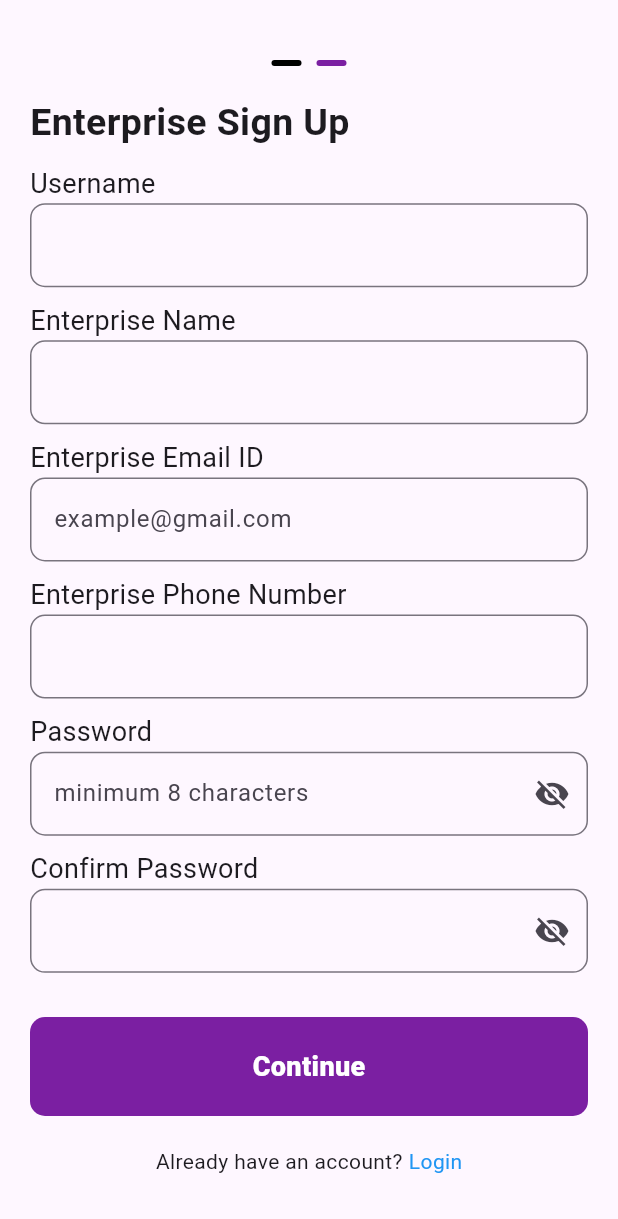
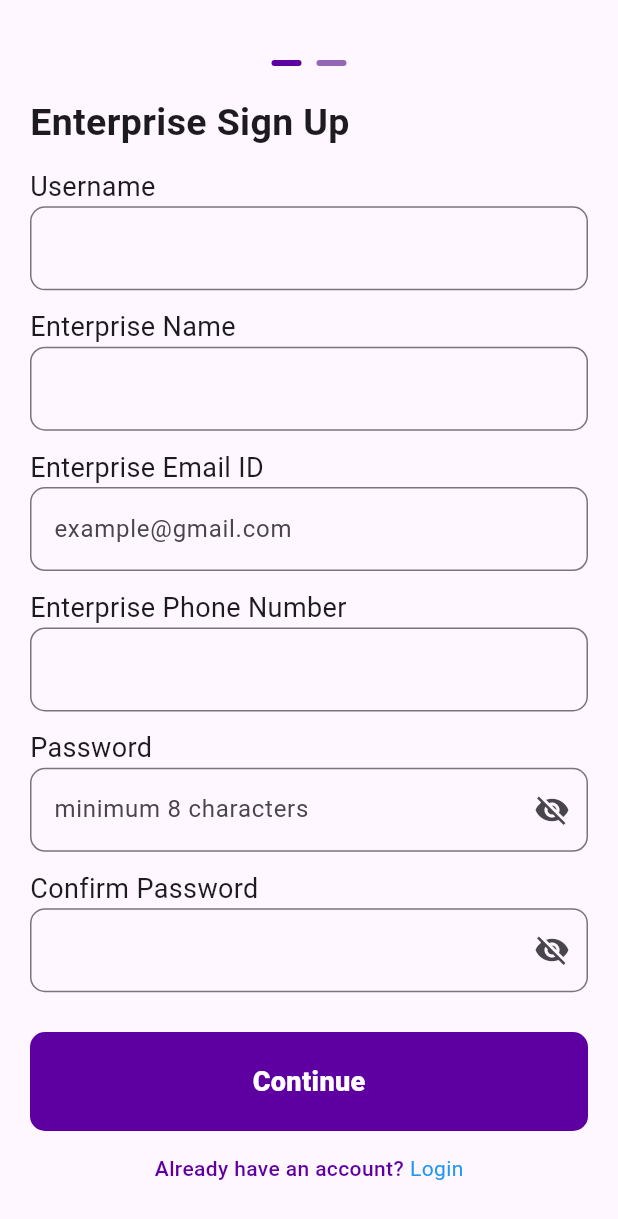
Before and after one commit to ArulRosario93/aqardy, a Flutter app: the screen it shows after launch, on a phone screen of 412 x 824 dp. Shown: the top 1219 px of the screen. Run offline on Flutter 3.47's test engine with Material 3 defaults, Android fonts, the phone set to English and light mode, and no system bars.

Commit message:
refactor: Improve LabelWithInput widget styling and add form validation

```diff
--- a/lib/Pages/SignUp/signup.dart
+++ b/lib/Pages/SignUp/signup.dart
@@ -1,5 +1,3 @@
-import 'dart:math';
-
 import 'package:aqardy/utils/label_with_input.dart';
 import 'package:aqardy/utils/label_with_password.dart';
 import 'package:flutter/material.dart';
@@ -84,25 +82,41 @@ class _SignUpPageState extends State<SignUpPage> {
       setState(() {
         numberPassword = true;
       });
+    } else {
+      setState(() {
+        numberPassword = false;
+      });
     }
 
     if (passwordController.text.contains(RegExp(r'[A-Z]'))) {
       setState(() {
         upperCasePassowrd = true;
       });
+    } else {
+      upperCasePassowrd = false;
     }
 
     if (passwordController.text.contains(RegExp(r'[a-z]'))) {
       setState(() {
         lowerCasePassword = true;
       });
+    } else {
+      lowerCasePassword = false;
     }
 
     if (passwordController.text.contains(RegExp(r'[!@#$%^&*(),.?":{}|<>]'))) {
       setState(() {
         symbolPassword = true;
       });
+
+      return;
+    } else {
+      symbolPassword = false;
     }
+
+    // setState(() {
+    //   changed = false;
+    // });
   }
 
   handleLoginPin() {
@@ -514,8 +528,8 @@ class _SignUpPageState extends State<SignUpPage> {
                         width: 20,
                         decoration: BoxDecoration(
                           color: currentPage == 0
-                              ? Colors.black
-                              : Colors.purple[700],
+                              ? const Color.fromARGB(255, 94, 0, 161)
+                              : const Color.fromARGB(150, 76, 0, 130),
                           borderRadius: BorderRadius.circular(10),
                         ),
                       ),
@@ -527,8 +541,8 @@ class _SignUpPageState extends State<SignUpPage> {
                         width: 20,
                         decoration: BoxDecoration(
                           color: currentPage == 1
-                              ? Colors.black
-                              : Colors.purple[700],
+                              ? const Color.fromARGB(255, 94, 0, 161)
+                              : const Color.fromARGB(150, 76, 0, 130),
                           borderRadius: BorderRadius.circular(10),
                         ),
                       ),
@@ -541,8 +555,8 @@ class _SignUpPageState extends State<SignUpPage> {
                               width: 20,
                               decoration: BoxDecoration(
                                 color: currentPage == 2
-                                    ? Colors.black
-                                    : Colors.purple[700],
+                                    ? const Color.fromARGB(255, 94, 0, 161)
+                                    : const Color.fromARGB(150, 76, 0, 130),
                                 borderRadius: BorderRadius.circular(10),
                               ),
                             ),
@@ -575,15 +589,15 @@ class _SignUpPageState extends State<SignUpPage> {
                     ),
                   ),
                 ),
-                Padding(padding: EdgeInsets.only(top: 20)),
+                const Padding(padding: EdgeInsets.only(top: 15)),
                 GestureDetector(
                   onTap: handlechangePage,
                   child: Container(
-                    margin: const EdgeInsets.only(bottom: 20),
+                    margin: const EdgeInsets.only(bottom: 15),
                     padding: const EdgeInsets.all(20),
                     alignment: Alignment.center,
                     decoration: BoxDecoration(
-                        color: Colors.purple[700],
+                        color: const Color.fromARGB(255, 94, 0, 161),
                         borderRadius: BorderRadius.circular(10)),
                     child: Text(
                       currentPage == 0
@@ -603,7 +617,12 @@ class _SignUpPageState extends State<SignUpPage> {
                 const Row(
                   mainAxisAlignment: MainAxisAlignment.center,
                   children: [
-                    Text("Already have an account?"),
+                    Text(
+                      "Already have an account?",
+                      style: TextStyle(
+                          color: Color.fromARGB(255, 94, 0, 161),
+                          fontWeight: FontWeight.w500),
+                    ),
                     SizedBox(width: 4),
                     Text(
                       "Login",
@@ -611,7 +630,7 @@ class _SignUpPageState extends State<SignUpPage> {
                     )
                   ],
                 ),
-                const Padding(padding: EdgeInsets.only(top: 20)),
+                const Padding(padding: EdgeInsets.only(top: 15)),
               ],
             ),
           ),
--- a/lib/utils/label_with_input.dart
+++ b/lib/utils/label_with_input.dart
@@ -23,8 +23,12 @@ class LabelWithInput extends StatelessWidget {
     return Column(
       crossAxisAlignment: CrossAxisAlignment.start,
       children: [
-        Text(label, style: const TextStyle(fontSize: 18)),
-        TextField(
+        Text(label, style: const TextStyle(fontSize: 18,)),
+        Container(
+          // height: 60,
+          // width: double.infinity,
+          // alignment: Alignment.center,
+          child: TextField(
             controller: controller,
             decoration: InputDecoration(
               hintText: hintText,
@@ -35,6 +39,7 @@ class LabelWithInput extends StatelessWidget {
                   borderSide: const BorderSide(color: Colors.grey, width: .2)),
             ),
             obscureText: obscureText,
+          ),
         ),
         controller.text.isNotEmpty
             ? showReq
@@ -47,8 +52,8 @@ class LabelWithInput extends StatelessWidget {
                             mainAxisAlignment: MainAxisAlignment.center,
                             children: [
                               Container(
-                                margin: const EdgeInsets.only(top: 8),
-                                height: 8,
+                                margin: const EdgeInsets.only(top: 5),
+                                height: 5,
                                 color: const Color.fromARGB(255, 56, 255, 159),
                               ),
                               const FittedBox(
@@ -66,8 +71,8 @@ class LabelWithInput extends StatelessWidget {
                             mainAxisAlignment: MainAxisAlignment.center,
                             children: [
                               Container(
-                                margin: const EdgeInsets.only(top: 8),
-                                height: 8,
+                                margin: const EdgeInsets.only(top: 5),
+                                height: 5,
                                 color: const Color.fromARGB(255, 56, 255, 159),
                               ),
                               const FittedBox(
@@ -85,9 +90,9 @@ class LabelWithInput extends StatelessWidget {
                             mainAxisAlignment: MainAxisAlignment.center,
                             children: [
                               Container(
-                                margin: const EdgeInsets.only(top: 8),
+                                margin: const EdgeInsets.only(top: 5),
                                 color: const Color.fromARGB(255, 56, 255, 159),
-                                height: 8,
+                                height: 5,
                               ),
                               const FittedBox(
                                 child: Text(
@@ -104,9 +109,9 @@ class LabelWithInput extends StatelessWidget {
                             mainAxisAlignment: MainAxisAlignment.center,
                             children: [
                               Container(
-                                margin: const EdgeInsets.only(top: 8),
+                                margin: const EdgeInsets.only(top: 5),
                                 color: const Color.fromARGB(255, 56, 255, 159),
-                                height: 8,
+                                height: 5,
                               ),
                               const FittedBox(
                                 child: Text(
--- a/lib/utils/label_with_password.dart
+++ b/lib/utils/label_with_password.dart
@@ -1,4 +1,5 @@
 import "package:flutter/material.dart";
+import "package:flutter/widgets.dart";
 
 class LabelWithPassword extends StatelessWidget {
   final String label;
@@ -38,27 +39,33 @@ class LabelWithPassword extends StatelessWidget {
       crossAxisAlignment: CrossAxisAlignment.start,
       children: [
         Text(label, style: const TextStyle(fontSize: 18)),
-        TextField(
+        Container(
+          // alignment: Alignment.center,
+          // height: 60,
+          // width: double.infinity,
+          child: TextField(
             controller: controller,
             onChanged: (e) => onChanged(),
             decoration: InputDecoration(
                 hintText: hintText,
-              errorText: errorFound? errorMsg: null,
+                errorText: errorFound ? errorMsg : null,
                 suffixIcon: obscureText
                     ? GestureDetector(
-                      onTap: () => WidgetsBinding.instance.addPostFrameCallback(
-                          (_) => onClick(
+                        onTap: () => WidgetsBinding.instance
+                            .addPostFrameCallback((_) => onClick(
                                 label)), // Schedule state change after build
                         child: const Icon(Icons.visibility_off))
                     : GestureDetector(
-                      onTap: () => WidgetsBinding.instance.addPostFrameCallback(
-                          (_) => onClick(
+                        onTap: () => WidgetsBinding.instance
+                            .addPostFrameCallback((_) => onClick(
                                 label)), // Schedule state change after build
                         child: const Icon(Icons.visibility)),
                 border: OutlineInputBorder(
                     borderRadius: BorderRadius.circular(10),
-                  borderSide: const BorderSide(color: Colors.grey, width: .2))),
+                    borderSide:
+                        const BorderSide(color: Colors.grey, width: .2))),
             obscureText: obscureText,
+          ),
         ),
         passwordReq
             ? showReq
@@ -71,8 +78,8 @@ class LabelWithPassword extends StatelessWidget {
                             mainAxisAlignment: MainAxisAlignment.center,
                             children: [
                               Container(
-                                margin: const EdgeInsets.only(top: 8),
-                                height: 8,
+                                margin: const EdgeInsets.only(top: 5),
+                                height: 5,
                                 color: upperCasePassowrd
                                     ? const Color.fromARGB(255, 56, 255, 159)
                                     : Colors.red,
@@ -92,8 +99,8 @@ class LabelWithPassword extends StatelessWidget {
                             mainAxisAlignment: MainAxisAlignment.center,
                             children: [
                               Container(
-                                margin: const EdgeInsets.only(top: 8),
-                                height: 8,
+                                margin: const EdgeInsets.only(top: 5),
+                                height: 5,
                                 color: lowerCasePassword
                                     ? const Color.fromARGB(255, 56, 255, 159)
                                     : Colors.red,
@@ -113,11 +120,11 @@ class LabelWithPassword extends StatelessWidget {
                             mainAxisAlignment: MainAxisAlignment.center,
                             children: [
                               Container(
-                                margin: const EdgeInsets.only(top: 8),
+                                margin: const EdgeInsets.only(top: 5),
                                 color: symbolPassword
                                     ? const Color.fromARGB(255, 56, 255, 159)
                                     : Colors.red,
-                                height: 8,
+                                height: 5,
                               ),
                               const FittedBox(
                                 child: Text(
@@ -134,11 +141,11 @@ class LabelWithPassword extends StatelessWidget {
                             mainAxisAlignment: MainAxisAlignment.center,
                             children: [
                               Container(
-                                margin: const EdgeInsets.only(top: 8),
+                                margin: const EdgeInsets.only(top: 5),
                                 color: numberPassword
                                     ? const Color.fromARGB(255, 56, 255, 159)
                                     : Colors.red,
-                                height: 8,
+                                height: 5,
                               ),
                               const FittedBox(
                                 child: Text(
```
Lines whose indentation alone changed are shown as unchanged.
